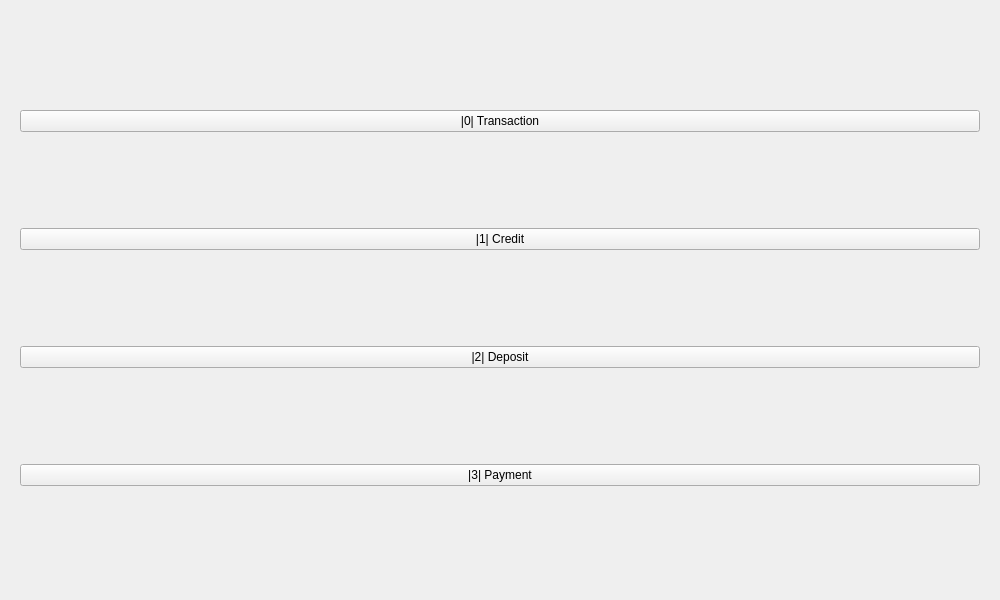
IronTony-Stark/ATM, file views/mainMenu/mainmenuwindow.ui: the form before one commit.
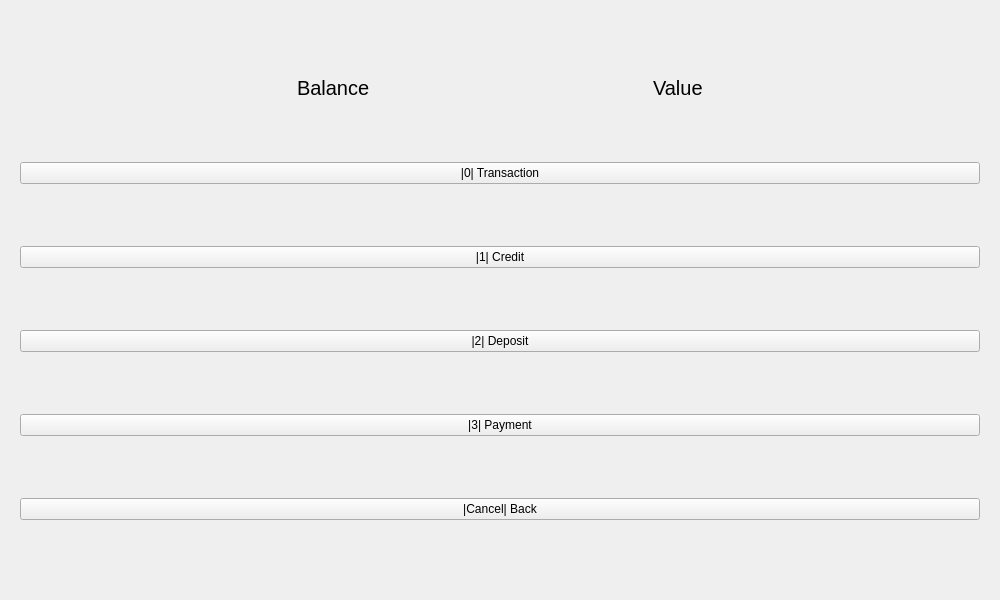
The form after the commit.

Commit message: Fixed Transaction Added Current Balance and Credit Limit

The edit to the form file:
```diff
--- a/views/mainMenu/mainmenuwindow.ui
+++ b/views/mainMenu/mainmenuwindow.ui
@@ -18,6 +18,46 @@
     <widget class="QStackedWidget" name="stackedWidget">
      <widget class="QWidget" name="pageMenu">
       <layout class="QVBoxLayout" name="verticalLayout_2">
+       <item>
+        <layout class="QHBoxLayout" name="horizontalLayout">
+         <item>
+          <widget class="QLabel" name="labelBalance">
+           <property name="sizePolicy">
+            <sizepolicy hsizetype="Fixed" vsizetype="Fixed">
+             <horstretch>0</horstretch>
+             <verstretch>0</verstretch>
+            </sizepolicy>
+           </property>
+           <property name="font">
+            <font>
+             <pointsize>15</pointsize>
+            </font>
+           </property>
+           <property name="text">
+            <string>Balance</string>
+           </property>
+          </widget>
+         </item>
+         <item>
+          <widget class="QLabel" name="labelBalanceValue">
+           <property name="sizePolicy">
+            <sizepolicy hsizetype="Fixed" vsizetype="Fixed">
+             <horstretch>0</horstretch>
+             <verstretch>0</verstretch>
+            </sizepolicy>
+           </property>
+           <property name="font">
+            <font>
+             <pointsize>15</pointsize>
+            </font>
+           </property>
+           <property name="text">
+            <string>Value</string>
+           </property>
+          </widget>
+         </item>
+        </layout>
+       </item>
        <item>
         <widget class="QPushButton" name="btnTransaction">
          <property name="text">
@@ -46,6 +86,13 @@
          </property>
         </widget>
        </item>
+       <item>
+        <widget class="QPushButton" name="btnBack">
+         <property name="text">
+          <string>|Cancel| Back</string>
+         </property>
+        </widget>
+       </item>
       </layout>
      </widget>
     </widget>
```
The commit also changes 13 other files.
